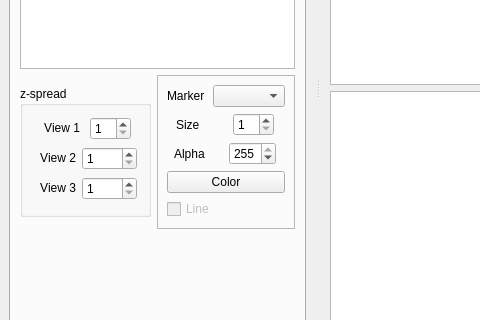
This is designerFiles/lasagna_mainWindow.ui in SainsburyWellcomeCentre/lasagna as Qt 5 draws it before an edit; both pictures show x 0 to 480 and y 323 to 643 of the 1002 by 795 pixel window. The edited form follows.
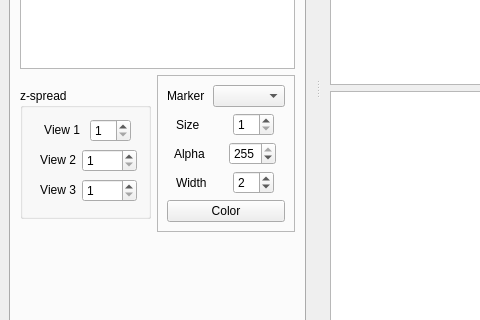
This is the edited form. The open tabs and pages were chosen to show the change. Icons and pictures are not drawn. Custom widgets are drawn as their Qt base class.

Commit message: Make the lines ingredient listen to the UI elements controlling its properties. Remove lines checkbox.

Diff of the .ui file:
```diff
--- a/designerFiles/lasagna_mainWindow.ui
+++ b/designerFiles/lasagna_mainWindow.ui
@@ -539,6 +539,48 @@
                 </item>
                </layout>
               </item>
+              <item>
+               <layout class="QHBoxLayout" name="horizontalLayout_12">
+                <item>
+                 <widget class="QLabel" name="labelMarker_5">
+                  <property name="sizePolicy">
+                   <sizepolicy hsizetype="Fixed" vsizetype="Fixed">
+                    <horstretch>0</horstretch>
+                    <verstretch>0</verstretch>
+                   </sizepolicy>
+                  </property>
+                  <property name="maximumSize">
+                   <size>
+                    <width>42</width>
+                    <height>24</height>
+                   </size>
+                  </property>
+                  <property name="text">
+                   <string>Width</string>
+                  </property>
+                 </widget>
+                </item>
+                <item>
+                 <widget class="QSpinBox" name="lineWidth_spinBox">
+                  <property name="sizePolicy">
+                   <sizepolicy hsizetype="Fixed" vsizetype="Fixed">
+                    <horstretch>0</horstretch>
+                    <verstretch>0</verstretch>
+                   </sizepolicy>
+                  </property>
+                  <property name="minimum">
+                   <number>1</number>
+                  </property>
+                  <property name="maximum">
+                   <number>25</number>
+                  </property>
+                  <property name="value">
+                   <number>2</number>
+                  </property>
+                 </widget>
+                </item>
+               </layout>
+              </item>
               <item>
                <widget class="QPushButton" name="markerColor_pushButton">
                 <property name="text">
@@ -546,16 +588,6 @@
                 </property>
                </widget>
               </item>
-              <item>
-               <widget class="QCheckBox" name="addLines_checkBox">
-                <property name="enabled">
-                 <bool>false</bool>
-                </property>
-                <property name="text">
-                 <string>Line</string>
-                </property>
-               </widget>
-              </item>
              </layout>
             </widget>
            </item>
@@ -569,7 +601,7 @@
            <property name="sizeHint" stdset="0">
             <size>
              <width>20</width>
-             <height>208</height>
+             <height>204</height>
             </size>
            </property>
           </spacer>
```
Left out of the diff: 6 changed lines with no effect on the pictures. The commit also changes 5 other files.
